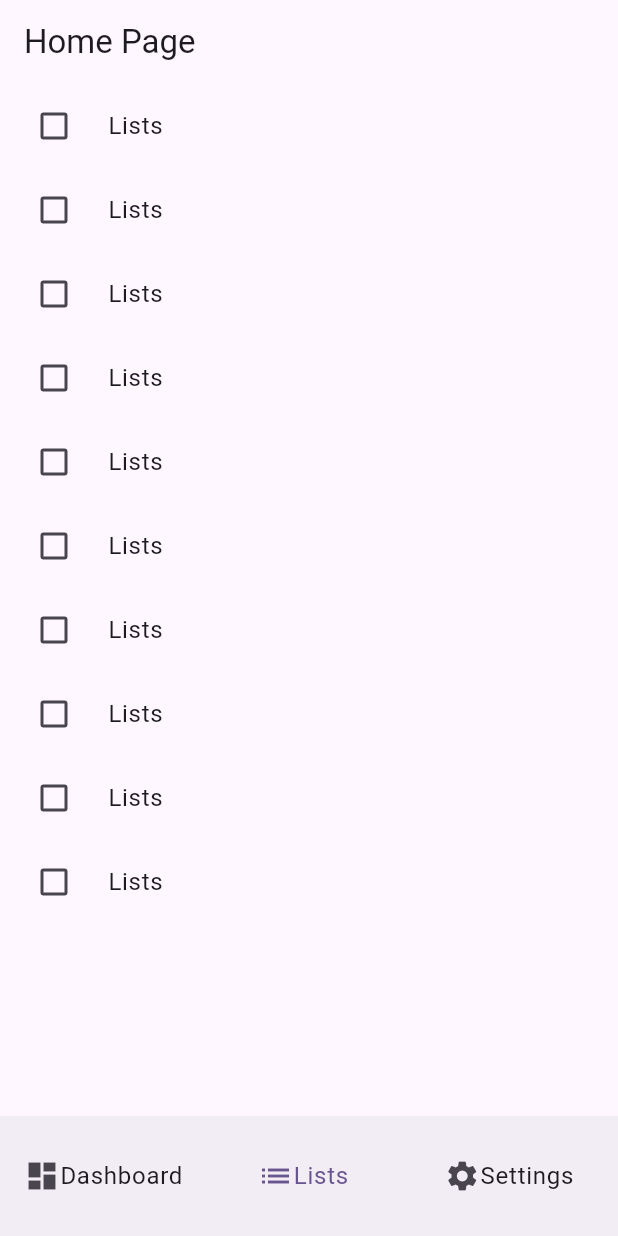
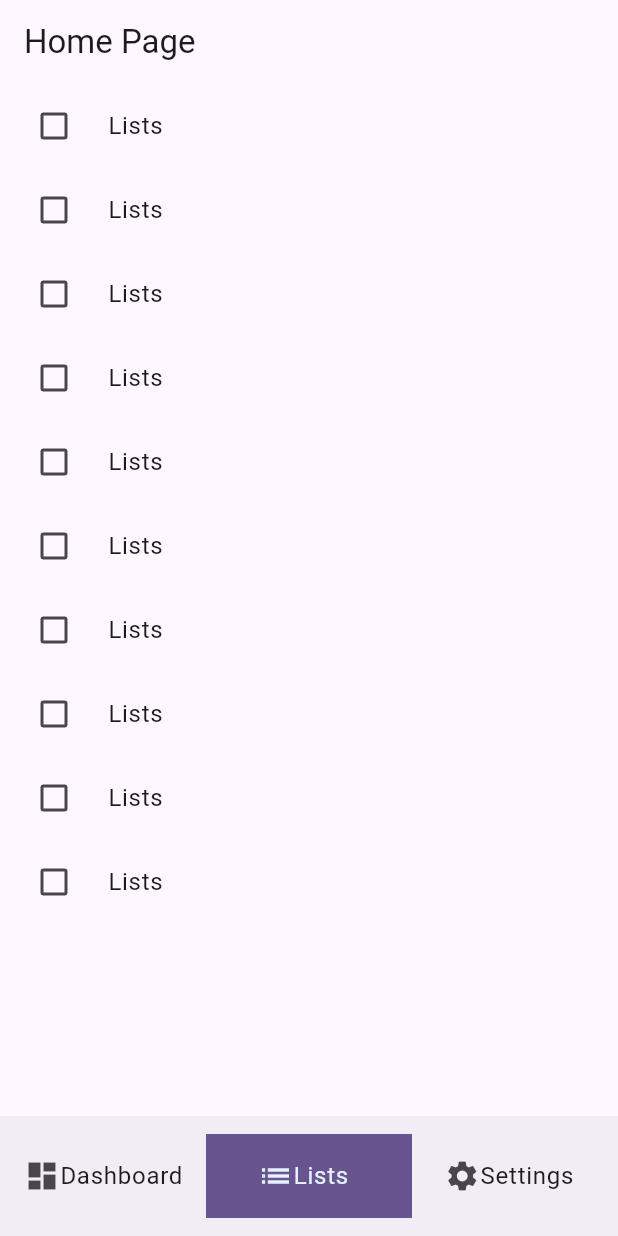
Before and after one commit to KillerBean/lista_compartilhada, a Flutter app: the screen it shows after launch, item 2 of the bottom bar chosen, on a phone screen of 412 x 824 dp. Run offline on Flutter 3.47's test engine with Material 3 defaults, Android fonts, the phone set to English and light mode, and no system bars; our stand-ins replace flutter_modular.

Commit message:
feat: cria o CustomListTile

```diff
--- /dev/null
+++ b/lib/src/core/widgets/custom_list_tile.dart
@@ -0,0 +1,44 @@
+import 'package:flutter/material.dart';
+
+class CustomListTile extends StatelessWidget {
+  final Widget? title;
+  final Widget? subtitle;
+  final Widget? trailing;
+  final Widget? leading;
+  final Function? onTap;
+  final bool selected;
+  final Color? selectedColor;
+  final Color? selectedTileColor;
+
+  const CustomListTile({
+    super.key,
+    required this.title,
+    this.subtitle,
+    this.trailing,
+    this.leading,
+    this.onTap,
+    this.selected = false,
+    this.selectedColor,
+    this.selectedTileColor,
+  });
+
+  @override
+  Widget build(BuildContext context) {
+    final bool isDarkTheme =
+        Theme.of(context).brightness == Brightness.dark ? true : false;
+    return ListTile(
+      onTap: onTap != null ? () => onTap!() : null,
+      title: title,
+      subtitle: subtitle,
+      trailing: trailing,
+      leading: leading,
+      selected: selected,
+      selectedColor: isDarkTheme
+          ? Theme.of(context).primaryColor
+          : Theme.of(context).secondaryHeaderColor,
+      selectedTileColor: isDarkTheme
+          ? Theme.of(context).primaryColorLight
+          : Theme.of(context).primaryColor,
+    );
+  }
+}
--- a/lib/src/pages/home/home_page.dart
+++ b/lib/src/pages/home/home_page.dart
@@ -1,5 +1,6 @@
 import 'package:flutter/material.dart';
 import 'package:flutter_modular/flutter_modular.dart';
+import 'package:lista_compartilhada/src/core/widgets/custom_list_tile.dart';
 import 'package:lista_compartilhada/src/pages/home/home_store.dart';
 
 class HomePage extends StatefulWidget {
@@ -33,7 +34,7 @@ class _HomePageState extends State<HomePage> {
               indicatorColor: Colors.blueGrey[200],
               selectedIndex: store.currentPageIndex,
               destinations: [
-                ListTile(
+                CustomListTile(
                   title: const Row(
                       mainAxisAlignment: MainAxisAlignment.center,
                       children: [
@@ -43,7 +44,7 @@ class _HomePageState extends State<HomePage> {
                   onTap: () => store.currentPageIndex = 0,
                   selected: (store.currentPageIndex == 0),
                 ),
-                ListTile(
+                CustomListTile(
                   title: const Row(
                       mainAxisAlignment: MainAxisAlignment.center,
                       children: [
@@ -53,7 +54,7 @@ class _HomePageState extends State<HomePage> {
                   onTap: () => store.currentPageIndex = 1,
                   selected: (store.currentPageIndex == 1),
                 ),
-                ListTile(
+                CustomListTile(
                   title: const Row(
                       mainAxisAlignment: MainAxisAlignment.center,
                       children: [
```
